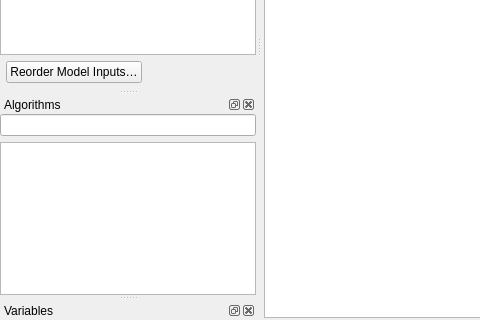
Before: the Qt Designer form src/ui/processing/qgsmodeldesignerdialogbase.ui in carsmie/QGIS, drawn with Qt 5; both pictures show x 0 to 480 and y 276 to 596 of the 786 by 596 pixel window.
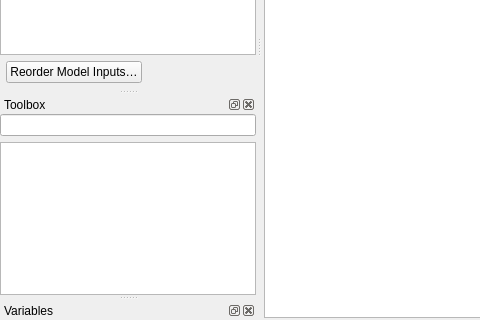
After: the same form once the commit is applied. Icons and pictures are not drawn. Custom widgets are drawn as their Qt base class.

Commit message: Add unified panel for input or algorithm in the modeler (#61187)

```diff
--- a/src/ui/processing/qgsmodeldesignerdialogbase.ui
+++ b/src/ui/processing/qgsmodeldesignerdialogbase.ui
@@ -333,7 +333,7 @@
   </widget>
   <widget class="QgsDockWidget" name="mAlgorithmsDock">
    <property name="windowTitle">
-    <string>Algorithms</string>
+    <string>Toolbox</string>
    </property>
    <attribute name="dockWidgetArea">
     <number>1</number>
```
Left out of the diff: 4 changed lines with no effect on the pictures. The commit also changes 13 other files.
